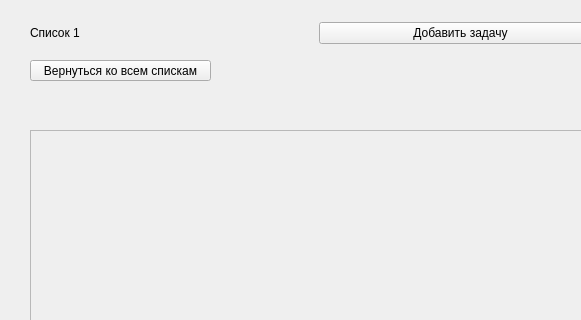
This is untitled.ui in mikaa-a/ToDo as Qt 5 draws it before an edit; both pictures show x 0 to 581 and y 0 to 320 of the 895 by 582 pixel window. The edited form follows.
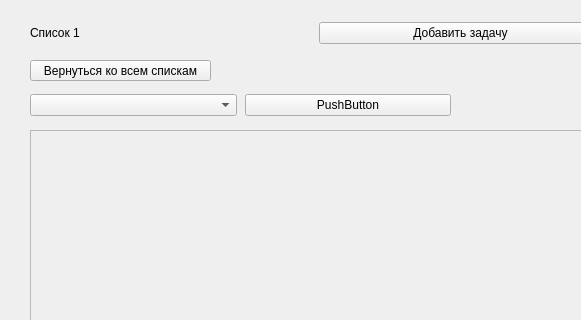
This is the edited form.

Commit message: Добавлена функция сортировки задач по приоритету с соответствующим интерфейсом, обновлены стили для кнопок и элементов управления.

Patch:
```diff
--- a/untitled.ui
+++ b/untitled.ui
@@ -204,6 +204,31 @@
        </item>
       </layout>
      </widget>
+     <widget class="QWidget" name="horizontalLayoutWidget">
+      <property name="geometry">
+       <rect>
+        <x>40</x>
+        <y>90</y>
+        <width>421</width>
+        <height>31</height>
+       </rect>
+      </property>
+      <layout class="QHBoxLayout" name="sort_layout">
+       <property name="spacing">
+        <number>8</number>
+       </property>
+       <item>
+        <widget class="QComboBox" name="priority_sort_select"/>
+       </item>
+       <item>
+        <widget class="QPushButton" name="sort_btn">
+         <property name="text">
+          <string>PushButton</string>
+         </property>
+        </widget>
+       </item>
+      </layout>
+     </widget>
     </widget>
    </widget>
   </widget>
```
The commit also changes 5 other files.
